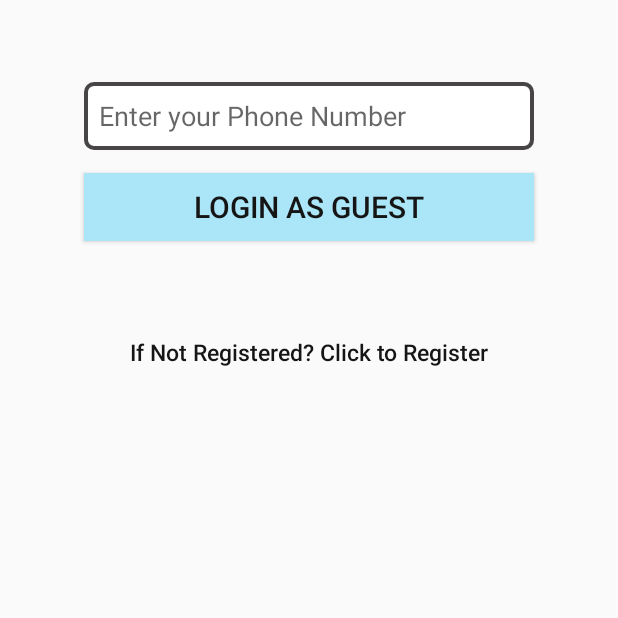
After one commit to Gururaj12/Credible_Minds2, an Android app: the Guest screen opened directly, with no data from a screen before it, on a phone screen of 412 x 824 dp, the top half of it. The commit adds this screen. Run offline under Robolectric (Android 15) with nearby library versions, the phone set to English and light mode, and no system bars; our stand-ins replace Firebase (no records; nobody signed in at launch, a user with empty details on screens opened directly).

Commit message:
login reg data

```diff
--- a/app/src/main/AndroidManifest.xml
+++ b/app/src/main/AndroidManifest.xml
@@ -52,8 +52,7 @@
         <activity android:name=".IphoneDevelopment" />
         <activity android:name=".Login" />
         <activity android:name=".Ourservices" />
-        <activity android:name=".Register"></activity>
-
+        <activity android:name=".Register" />
         <activity android:name=".Test" />
         <activity android:name=".Training" />
         <activity android:name=".Videoplay" />
@@ -135,7 +134,8 @@
         <activity android:name=".Study.Testing_Study" />
         <activity android:name=".Study.Web_Technology_Study" />
         <activity android:name=".Enquiry" />
-        <activity android:name=".Share"></activity>
+        <activity android:name=".Share" />
+        <activity android:name=".Guest"></activity>
     </application>
 
 </manifest>
--- a/app/src/main/java/in/wexos/varun/credible_minds/Contactus.java
+++ b/app/src/main/java/in/wexos/varun/credible_minds/Contactus.java
@@ -60,7 +60,7 @@ public class Contactus extends FragmentActivity implements OnMapReadyCallback, G
                 databaseReference.child(user.getUid()).setValue(userInformation);
 
                 //displaying a success toast
-                Toast.makeText(getApplicationContext(),"Please enter email",Toast.LENGTH_LONG).show();
+                Toast.makeText(getApplicationContext(),"Data Stored",Toast.LENGTH_LONG).show();
 
             }
         });
--- /dev/null
+++ b/app/src/main/java/in/wexos/varun/credible_minds/Guest.java
@@ -0,0 +1,48 @@
+package in.wexos.varun.credible_minds;
+
+import android.content.Intent;
+import android.support.v7.app.AppCompatActivity;
+import android.os.Bundle;
+import android.view.View;
+import android.widget.Button;
+import android.widget.EditText;
+
+import com.google.firebase.auth.FirebaseAuth;
+import com.google.firebase.auth.FirebaseUser;
+import com.google.firebase.database.DatabaseReference;
+import com.google.firebase.database.FirebaseDatabase;
+
+import in.wexos.varun.credible_minds.model.Enqu;
+import in.wexos.varun.credible_minds.model.Guestclass;
+
+public class Guest extends AppCompatActivity {
+    EditText num;
+    Button guestlogin;
+    private FirebaseAuth firebaseAuth;
+    private DatabaseReference databaseReference;
+
+    @Override
+    protected void onCreate(Bundle savedInstanceState) {
+        super.onCreate(savedInstanceState);
+        setContentView(R.layout.activity_guest);
+        num= (EditText) findViewById(R.id.et_num);
+        guestlogin= (Button) findViewById(R.id.guest1);
+        firebaseAuth = FirebaseAuth.getInstance();
+        guestlogin.setOnClickListener(new View.OnClickListener() {
+            @Override
+            public void onClick(View view) {
+                String phone = num.getText().toString().trim();
+
+                Guestclass guest=new Guestclass(phone);
+
+                FirebaseUser guestuser = firebaseAuth.getCurrentUser();
+
+                databaseReference.child(guestuser.getUid()).setValue(guest);
+
+                Intent  intent=new Intent(Guest.this,Home.class);
+                startActivity(intent);
+            }
+        });
+        databaseReference = FirebaseDatabase.getInstance().getReference();
+    }
+}
--- a/app/src/main/res/layout/activity_enquiry.xml
+++ b/app/src/main/res/layout/activity_enquiry.xml
@@ -16,6 +16,7 @@
         android:paddingRight="20dp">
 
         <EditText
+            android:id="@+id/name"
             android:textColor="@android:color/black"
             android:layout_width="fill_parent"
             android:layout_height="wrap_content"
@@ -26,6 +27,7 @@
             android:singleLine="true"/>
 
         <EditText
+            android:id="@+id/email_id"
             android:background="@android:color/white"
             android:layout_width="fill_parent"
             android:layout_height="wrap_content"
@@ -34,6 +36,7 @@
             android:padding="10dp"
             android:singleLine="true" />
         <EditText
+            android:id="@+id/phone_number"
             android:layout_width="fill_parent"
             android:layout_height="wrap_content"
             android:layout_marginBottom="10dp"
@@ -42,6 +45,7 @@
             android:padding="10dp"
             android:singleLine="true" />
         <EditText
+            android:id="@+id/course"
             android:layout_width="fill_parent"
             android:layout_height="wrap_content"
             android:layout_marginBottom="10dp"
@@ -51,6 +55,7 @@
             android:singleLine="true" />
 
         <EditText
+            android:id="@+id/message"
             android:layout_width="fill_parent"
             android:layout_height="135dp"
             android:layout_marginBottom="10dp"
--- /dev/null
+++ b/app/src/main/res/layout/activity_guest.xml
@@ -0,0 +1,70 @@
+<?xml version="1.0" encoding="utf-8"?>
+<RelativeLayout xmlns:android="http://schemas.android.com/apk/res/android"
+    xmlns:tools="http://schemas.android.com/tools"
+    android:id="@+id/activity_guest"
+    android:layout_width="match_parent"
+    android:layout_height="match_parent"
+    android:paddingBottom="@dimen/activity_vertical_margin"
+    android:paddingLeft="@dimen/activity_horizontal_margin"
+    android:paddingRight="@dimen/activity_horizontal_margin"
+    android:paddingTop="@dimen/activity_vertical_margin"
+    tools:context="in.wexos.varun.credible_minds.Guest">
+
+    <LinearLayout
+        android:layout_marginTop="23dp"
+        android:layout_width="match_parent"
+        android:layout_height="wrap_content"
+        android:layout_gravity="center"
+        android:orientation="vertical"
+        android:paddingLeft="20dp"
+        android:paddingRight="20dp"
+        android:layout_alignParentTop="true"
+        android:layout_alignParentStart="true">
+
+        <EditText
+            android:layout_marginTop="15dp"
+            android:hint="Enter your Phone Number "
+            android:paddingLeft="10dp"
+            android:background="@drawable/textinputborder"
+            android:id="@+id/et_num"
+            android:inputType="textEmailAddress"
+            android:layout_marginEnd="20dp"
+            android:layout_marginStart="20dp"
+            android:layout_width="fill_parent"
+            android:layout_height="45dp" />
+
+
+        <!-- Login Button -->
+
+        <Button
+            android:textSize="20sp"
+            android:background="#aae6f7"
+            android:layout_marginStart="20dp"
+            android:layout_marginEnd="20dp"
+            android:textColor="@color/black"
+            android:layout_marginTop="15dp"
+            android:layout_gravity="center"
+            android:onClick="login_btn"
+            android:text="Login as guest"
+            android:id="@+id/guest1"
+            android:layout_width="match_parent"
+            android:layout_height="45dp"
+            android:layout_marginBottom="10dp"/>
+
+        <!-- Link to Login Screen -->
+
+        <Button
+            android:onClick="login"
+            android:id="@+id/btnLinkToRegisterScreen"
+            android:layout_width="fill_parent"
+            android:layout_height="wrap_content"
+            android:layout_marginTop="40dip"
+            android:background="@null"
+            android:text="If Not Registered? Click to Register"
+            android:textAllCaps="false"
+            android:textColor="#161515"
+            android:textSize="15dp" />
+    </LinearLayout>
+
+
+</RelativeLayout>
--- /dev/null
+++ b/app/src/main/res/values-w820dp/dimens.xml
@@ -0,0 +1,6 @@
+<resources>
+    <!-- Example customization of dimensions originally defined in res/values/dimens.xml
+         (such as screen margins) for screens with more than 820dp of available width. This
+         would include 7" and 10" devices in landscape (~960dp and ~1280dp respectively). -->
+    <dimen name="activity_horizontal_margin">64dp</dimen>
+</resources>
```
Also changed, not shown: app/src/main/java/in/wexos/varun/credible_minds/Enquiry.java (+50 -2 lines), app/src/main/java/in/wexos/varun/credible_minds/Login.java (+9 -1 lines), app/src/main/java/in/wexos/varun/credible_minds/model/Enqu.java (added, +26 -0 lines), app/src/main/java/in/wexos/varun/credible_minds/model/Guestclass.java (added, +15 -0 lines), app/src/main/res/layout/activity_login.xml (+14 -0 lines).
